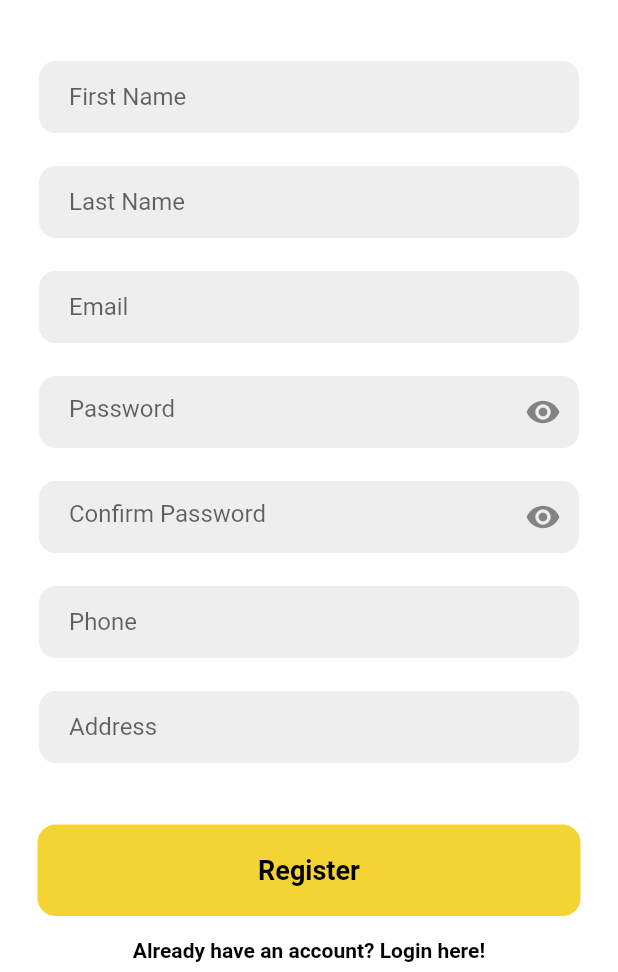
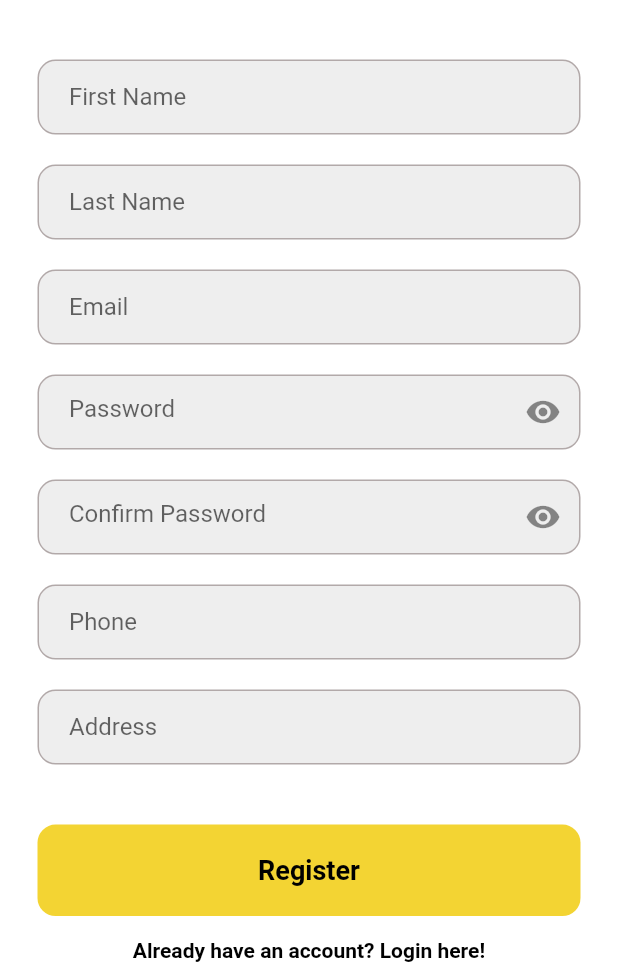
Before and after one commit to CodeNerf/Pogo-app, a Flutter app: the RegisterPage screen opened directly, on a phone screen of 412 x 824 dp, the part 264-1236 px from its top. Run offline on Flutter 3.47's test engine with Material 2 defaults, Android fonts, the phone set to English and light mode, and no system bars; our stand-ins replace flutter_rating_bar, page_transition.

Commit message:
Styling updates to sign up page

```diff
--- a/lib/RegisterPage.dart
+++ b/lib/RegisterPage.dart
@@ -1,6 +1,7 @@
 import 'package:flutter/material.dart';
 import 'package:page_transition/page_transition.dart';
 import 'LoginPage.dart';
+import 'Onboarding/Issues/GunPolicy.dart';
 
 
 
@@ -26,6 +27,12 @@ final addressController = TextEditingController();
 
 Future login() async {
     //TODO: implement back-end function to login user after tapping login button
+    await Navigator.push(
+      context,
+      MaterialPageRoute(
+        builder: (context) => const GunPolicy(),
+      ),
+    );
   }
   @override
 
@@ -60,7 +67,7 @@ appBar: AppBar(
                   child: Container(
                     decoration: BoxDecoration(
                       color: Colors.grey[200],
-                      border: Border.all(color: Colors.white),
+                      border: Border.all(color: Color.fromARGB(255, 178, 169, 169)),
                       borderRadius: BorderRadius.circular(12),
                     ),
                     child: Padding(
@@ -81,7 +88,7 @@ appBar: AppBar(
                   child: Container(
                     decoration: BoxDecoration(
                       color: Colors.grey[200],
-                      border: Border.all(color: Colors.white),
+                      border: Border.all(color: Color.fromARGB(255, 178, 169, 169)),
                       borderRadius: BorderRadius.circular(12),
                     ),
                     child: Padding(
@@ -104,7 +111,7 @@ appBar: AppBar(
                   child: Container(
                     decoration: BoxDecoration(
                       color: Colors.grey[200],
-                      border: Border.all(color: Colors.white),
+                      border: Border.all(color: Color.fromARGB(255, 178, 169, 169)),
                       borderRadius: BorderRadius.circular(12),
                     ),
                     child: Padding(
@@ -130,7 +137,7 @@ appBar: AppBar(
                   child: Container(
                     decoration: BoxDecoration(
                       color: Colors.grey[200],
-                      border: Border.all(color: Colors.white),
+                      border: Border.all(color: Color.fromARGB(255, 178, 169, 169)),
                       borderRadius: BorderRadius.circular(12),
                     ),
                     child: Padding(
@@ -163,7 +170,7 @@ appBar: AppBar(
                   child: Container(
                     decoration: BoxDecoration(
                       color: Colors.grey[200],
-                      border: Border.all(color: Colors.white),
+                      border: Border.all(color: Color.fromARGB(255, 178, 169, 169)),
                       borderRadius: BorderRadius.circular(12),
                     ),
                     child: Padding(
@@ -194,7 +201,7 @@ appBar: AppBar(
                   child: Container(
                     decoration: BoxDecoration(
                       color: Colors.grey[200],
-                      border: Border.all(color: Colors.white),
+                      border: Border.all(color: Color.fromARGB(255, 178, 169, 169)),
                       borderRadius: BorderRadius.circular(12),
                     ),
                     child: Padding(
@@ -217,7 +224,7 @@ const SizedBox(height: 20),
                   child: Container(
                     decoration: BoxDecoration(
                       color: Colors.grey[200],
-                      border: Border.all(color: Colors.white),
+                      border: Border.all(color: Color.fromARGB(255, 178, 169, 169)),
                       borderRadius: BorderRadius.circular(12),
                     ),
                     child: Padding(
@@ -239,7 +246,9 @@ const SizedBox(height: 20),
                 Padding(
                   padding: const EdgeInsets.symmetric(horizontal: 25.0),
                   child: InkWell(
-
+               onTap: () async {
+                      login();
+                    },
                     child: Container(
                       padding: const EdgeInsets.all(20),
                       decoration: BoxDecoration(
```
